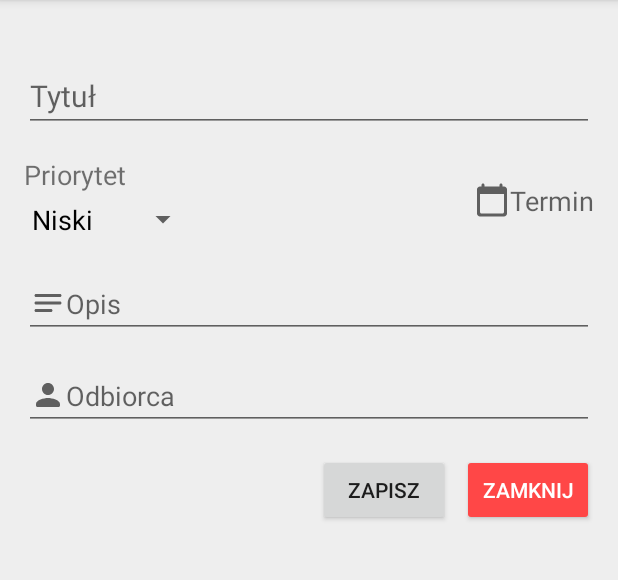
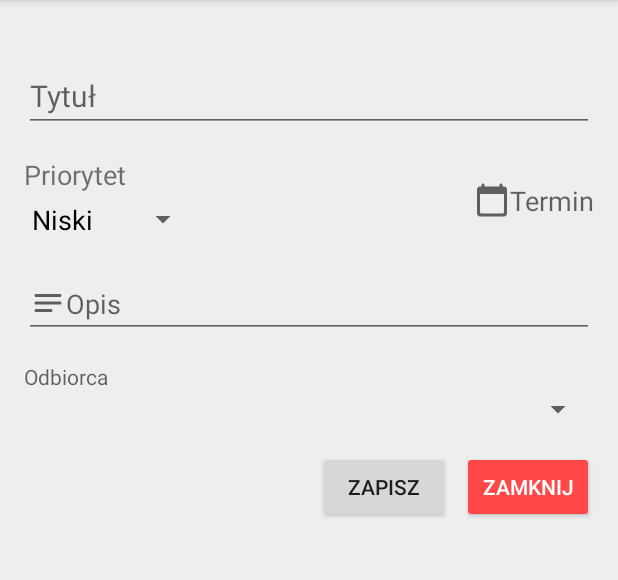
Before and after one commit to hwawrzacz/mr.Task-Android, an Android app: the screen it shows after launch (HomeScreen), after a tap on an icon or button, on a phone screen of 412 x 824 dp, the part 84-664 px from its top. Run offline under Robolectric (Android 15) with nearby library versions, the phone set to English and light mode, and no system bars.

Commit message:
Add adding task

```diff
--- a/app/src/main/java/com/example/todolist/TaskDetails.kt
+++ b/app/src/main/java/com/example/todolist/TaskDetails.kt
@@ -5,6 +5,8 @@ import android.content.DialogInterface
 import androidx.appcompat.app.AppCompatActivity
 import android.os.Bundle
 import android.widget.ArrayAdapter
+import com.example.todolist.enums.Priority
+import com.example.todolist.enums.Status
 import com.example.todolist.model.dal.DBHelper
 import com.example.todolist.model.*
 import com.google.android.material.snackbar.Snackbar
--- /dev/null
+++ b/app/src/main/java/com/example/todolist/enums/Enums.kt
@@ -0,0 +1,27 @@
+package com.example.todolist.enums
+
+import com.google.gson.annotations.SerializedName
+
+    enum class ResponseCode(val value: String) {
+    SAVE_OK("SAVE_OK"),
+    SAVE_FAILED("SAVE_FAILED"),
+    ALREADY_EXISTS("ALREADY_EXISTS")
+}
+
+enum class Priority(val value: String) {
+    @SerializedName("Wysoki")
+    HIGH("Wysoki"),
+    @SerializedName("Średni")
+    MEDIUM("Średni"),
+    @SerializedName("Niski")
+    LOW("Niski")
+}
+
+enum class Status(val value: String) {
+    @SerializedName("Nowe")
+    NEW("Nowe"),
+    @SerializedName("W trakcie")
+    ASSIGNED("W trakcie"),
+    @SerializedName("Zakończone")
+    FINISHED("Zakończone")
+}
--- a/app/src/main/java/com/example/todolist/model/Task.kt
+++ b/app/src/main/java/com/example/todolist/model/Task.kt
@@ -1,5 +1,7 @@
 package com.example.todolist.model
 
+import com.example.todolist.enums.Priority
+import com.example.todolist.enums.Status
 import com.google.gson.annotations.SerializedName
 
 class Task(@SerializedName("id")
@@ -26,23 +28,6 @@ class Task(@SerializedName("id")
     }
 }
 
-enum class Priority(val value: String) {
-    @SerializedName("Wysoki")
-    HIGH("Wysoki"),
-    @SerializedName("Średni")
-    MEDIUM("Średni"),
-    @SerializedName("Niski")
-    LOW("Niski")
-}
-
-enum class Status(val value: String) {
-    @SerializedName("Nowe")
-    NEW("Nowe"),
-    @SerializedName("W trakcie")
-    ASSIGNED("W trakcie"),
-    @SerializedName("Zakończone")
-    FINISHED("Zakończone")
-}
 
 fun parseStatus(rawValue: String): Status {
     var status = Status.NEW
@@ -59,7 +44,7 @@ fun parseStatus(rawValue: String): Status {
     return status
 }
 
-fun parsePriority(rawValue: String): Priority{
+fun parsePriority(rawValue: String): Priority {
     var priority = Priority.LOW
 
     when (rawValue) {
--- a/app/src/main/java/com/example/todolist/model/User.kt
+++ b/app/src/main/java/com/example/todolist/model/User.kt
@@ -13,6 +13,6 @@ class User (
     var password: String?) {
 
     override fun toString(): String {
-        return "${this.login}: ${this.firstName} ${this.lastName} ${this.password}"
+        return this.login
     }
 }
--- a/app/src/main/java/com/example/todolist/model/dal/TaskAPI/TaskService.kt
+++ b/app/src/main/java/com/example/todolist/model/dal/TaskAPI/TaskService.kt
@@ -1,5 +1,6 @@
 package com.example.todolist.model.dal.TaskAPI
 
+import com.example.todolist.enums.ResponseCode
 import com.example.todolist.model.Task
 import retrofit2.Call
 import retrofit2.http.Body
@@ -24,7 +25,7 @@ interface TaskService {
     fun getTasksByTitle(@Path("fragTitle") fragTitle: String): Call<List<Task>>
 
     @POST("/tasks/add")
-    fun createTask(@Body task: Task): Call<String>
+    fun createTask(@Body task: Task): Call<ResponseCode>
 
     @POST("/tasks/delete")
     fun deleteTask(@Body task: Task): Call<String>
--- a/app/src/main/java/com/example/todolist/model/dal/UserAPI/UserAPI.kt
+++ b/app/src/main/java/com/example/todolist/model/dal/UserAPI/UserAPI.kt
@@ -30,7 +30,6 @@ class UserAPI {
 
         call.enqueue(object : Callback<Boolean> {
             override fun onResponse(call: Call<Boolean>, response: Response<Boolean>) {
-                Log.i("schab" , "User API Response")
                 if (response.isSuccessful) {
                     loginUserExists.value = response!!.body()!!
                 }
@@ -61,6 +60,24 @@ class UserAPI {
         return status
     }
 
+    fun getAllUsers(): MutableLiveData<List<User>> {
+        var usersLogins = MutableLiveData<List<User>>()
+        val call = service.getAllUsers()
+
+        call.enqueue(object : Callback<List<User>> {
+            override fun onResponse(call: Call<List<User>>, response: Response<List<User>>) {
+                if (response.isSuccessful) {
+                    usersLogins.value = response!!.body()!!
+                }
+            }
+            override fun onFailure(call: Call<List<User>>, t: Throwable) {
+                Log.i("schab" , "User API Error $t")
+            }
+        })
+
+        return usersLogins
+    }
+
     fun searchUser(fragName: String): MutableLiveData<List<User>> {
         var listMatchingUsers = MutableLiveData<List<User>>()
         val call = service.searchUser(fragName)
@@ -69,11 +86,11 @@ class UserAPI {
             override fun onResponse(call: Call<List<User>>, response: Response<List<User>>) {
                 if (response.isSuccessful) {
                     listMatchingUsers.value = response!!.body()!!
-                    Log.i("users", listMatchingUsers.value.toString())
+                    Log.i("schab", listMatchingUsers.value.toString())
                 }
             }
             override fun onFailure(call: Call<List<User>>, t: Throwable) {
-                Log.v("SEARCH USER API ERROR", t.toString())
+                Log.v("schab", t.toString())
             }
         })
 
--- a/app/src/main/java/com/example/todolist/model/dal/UserAPI/UserService.kt
+++ b/app/src/main/java/com/example/todolist/model/dal/UserAPI/UserService.kt
@@ -15,4 +15,7 @@ interface UserService {
     @GET("users/search/{fragName}")
     fun searchUser(@Path("fragName") fragName: String): Call<List<User>>
 
+    @GET("users/all")
+    fun getAllUsers(): Call<List<User>>
+
 }
--- a/app/src/main/java/com/example/todolist/model/repositories/TaskRepository.kt
+++ b/app/src/main/java/com/example/todolist/model/repositories/TaskRepository.kt
@@ -1,12 +1,11 @@
 package com.example.todolist.model.repositories
 
 import android.util.Log
-import androidx.lifecycle.LiveData
 import androidx.lifecycle.MutableLiveData
-import com.example.todolist.model.LoginUser
+import com.example.todolist.enums.ResponseCode
 import com.example.todolist.model.Task
 import com.example.todolist.model.dal.TaskAPI.TaskAPI
-import com.example.todolist.model.dal.UserAPI.UserAPI
+
 class TaskRepository {
     companion object {
         private var instance: TaskRepository? = null
@@ -19,14 +18,13 @@ class TaskRepository {
     }
 
     private val taskApi = TaskAPI()
-//    private val taskApi = UserAPI()
+
+    fun createNewTask(newTask: Task): MutableLiveData<ResponseCode> {
+        Log.i("schab", "taskRepository add")
+        return this.taskApi.createTask(newTask)
+    }
 
     fun getAllTasks(): MutableLiveData<List<Task>> {
-        Log.i("schab", "Repository")
         return taskApi.getAllTasks()
-//        val loginUser = LoginUser("hubwaw", "qwerty123")
-//        taskApi.loginUser(loginUser)
-//        val ld = MutableLiveData<List<Task>>()
-//        return ld
     }
 }
--- a/app/src/main/java/com/example/todolist/model/repositories/UserRepository.kt
+++ b/app/src/main/java/com/example/todolist/model/repositories/UserRepository.kt
@@ -1,5 +1,6 @@
 package com.example.todolist.model.repositories
 
+import android.util.Log
 import androidx.lifecycle.MutableLiveData
 import com.example.todolist.model.LoginUser
 import com.example.todolist.model.User
@@ -31,4 +32,8 @@ class UserRepository {
     fun searchUser(fragName: String): MutableLiveData<List<User>> {
         return userAPI.searchUser(fragName)
     }
+
+    fun getAllUsers(): MutableLiveData<List<User>> {
+        return this.userAPI.getAllUsers()
+    }
 }
--- a/app/src/main/java/com/example/todolist/ui/edit_task/EditTaskViewModel.kt
+++ b/app/src/main/java/com/example/todolist/ui/edit_task/EditTaskViewModel.kt
@@ -1,26 +1,51 @@
 package com.example.todolist.ui.edit_task
 
 import android.security.ConfirmationAlreadyPresentingException
+import android.util.Log
+import androidx.lifecycle.LiveData
 import androidx.lifecycle.MutableLiveData
 import androidx.lifecycle.ViewModel
-import com.example.todolist.model.Priority
+import com.example.todolist.enums.Priority
+import com.example.todolist.enums.ResponseCode
+import com.example.todolist.model.Task
+import com.example.todolist.model.User
+import com.example.todolist.model.dal.TaskAPI.TaskAPI
+import com.example.todolist.model.repositories.TaskRepository
+import com.example.todolist.model.repositories.UserRepository
 import java.io.FileDescriptor
 import java.time.Year
 import java.util.*
 
 class EditTaskViewModel: ViewModel() {
+    val taskRepository = TaskRepository()
+    val userRepository = UserRepository()
+
+    var title = MutableLiveData<String>()
+    var priority = MutableLiveData<Priority>()
+    var expirationDate = MutableLiveData<Date>()
+    var description = MutableLiveData<String>()
+    var receiverLogin = MutableLiveData<String>()
+    var receiver = MutableLiveData<User>()
+
     var isTitleValid = MutableLiveData<Boolean>()
     var isDateValid = MutableLiveData<Boolean>()
-    var isReceiverValid = MutableLiveData<Boolean>()
+    var isFormValid = MutableLiveData<Boolean>()
 
-    var title = ""
-    var priority = Priority.LOW
-    var expirationDate = Date()
-    var description = ""
-    var receiverLogin = ""
+    init {
+        this.title.value = ""
+        this.priority.value = Priority.LOW
+        this.expirationDate.value = Date()
+        this.description.value = ""
+        this.receiverLogin.value = ""
+    }
 
-    fun createNewTask() {
+    fun createNewTask(newTask: Task): LiveData<ResponseCode> {
+        Log.i("schab", "ViewModel addTask")
+        return this.taskRepository.createNewTask(newTask)
+    }
 
+    fun getAllUsers(): LiveData<List<User>>{
+        return this.userRepository.getAllUsers()
     }
 
     fun updateTask() {
@@ -36,7 +61,7 @@ class EditTaskViewModel: ViewModel() {
     }
 
     private fun validateTitle() {
-        this.isTitleValid.value = this.title.isNullOrEmpty()
+        this.isTitleValid.value = this.title.value.isNullOrEmpty()
     }
 
     private fun validateExpirationDate() {
--- a/app/src/main/java/com/example/todolist/ui/home_screen/HomeScreenFragment.kt
+++ b/app/src/main/java/com/example/todolist/ui/home_screen/HomeScreenFragment.kt
@@ -16,9 +16,7 @@ import com.example.todolist.R
 import com.example.todolist.model.dal.DBHelper
 import com.example.todolist.ui.edit_task.EditTaskFragment
 import com.example.todolist.model.Task
-import com.example.todolist.ui.edit_task.EditTaskViewModelFactory
 import com.example.todolist.ui.recyclerViewAdapters.TaskListAdapter
-import com.google.android.material.snackbar.Snackbar
 import kotlinx.android.synthetic.main.home_screen.*
 import kotlinx.android.synthetic.main.home_screen.view.*
 
@@ -40,7 +38,6 @@ class HomeScreenFragment : Fragment() {
 
         createViewModel()
         bindViewModelFields()
-        refreshListFromApi()
 //        refreshList(view)
 
         return view
@@ -79,7 +76,6 @@ class HomeScreenFragment : Fragment() {
         this.homeScreenViewModel.getAllFromApi().observe(this, Observer {
             if ( it !== null ) {
                 refreshList(it)
-                Log.i("schab", "list received ${it}")
             }
             else {
                 displayErrorMessage()
@@ -87,12 +83,7 @@ class HomeScreenFragment : Fragment() {
         })
     }
 
-    private fun refreshListFromApi() {
-        this.homeScreenViewModel.getAllFromApi()
-    }
-
     private fun refreshList(listOfTasks: List<Task>) {
-        Log.i("schab", "success")
         val adapter = TaskListAdapter(activity as Context, listOfTasks)
         task_list?.layoutManager = androidx.recyclerview.widget.LinearLayoutManager(context, RecyclerView.VERTICAL, false)
         task_list?.adapter = adapter
--- a/app/src/main/java/com/example/todolist/ui/home_screen/HomeScreenViewModel.kt
+++ b/app/src/main/java/com/example/todolist/ui/home_screen/HomeScreenViewModel.kt
@@ -12,7 +12,6 @@ class HomeScreenViewModel: ViewModel() {
     private val repository = TaskRepository.getInstance()
 
     fun getAllFromApi(): LiveData<List<Task>>{
-        Log.i("schab", "ViewModel")
         return this.repository.getAllTasks()
     }
 }
--- a/app/src/main/res/layout/fragment_edit_task.xml
+++ b/app/src/main/res/layout/fragment_edit_task.xml
@@ -96,8 +96,20 @@
         app:layout_constraintTop_toBottomOf="@+id/priority_wrapper"
         app:layout_constraintVertical_bias="0.0" />
 
-    <EditText
-        android:id="@+id/task_receiver"
+    <TextView
+        android:id="@+id/receiver_label"
+        android:layout_width="match_parent"
+        android:layout_height="wrap_content"
+        android:layout_marginTop="16dp"
+        android:hint="@string/task_placeholder_receiver"
+        app:layout_constraintBottom_toBottomOf="parent"
+        app:layout_constraintEnd_toEndOf="@+id/task_description"
+        app:layout_constraintStart_toStartOf="@+id/task_description"
+        app:layout_constraintTop_toBottomOf="@+id/task_description"
+        app:layout_constraintVertical_bias="0.0" />
+
+    <Spinner
+        android:id="@+id/receiver_spinner"
         android:layout_width="match_parent"
         android:layout_height="wrap_content"
         android:maxHeight="200dp"
@@ -105,11 +117,10 @@
         android:textSize="18sp"
         android:drawableLeft="@drawable/round_person_24"
         android:inputType="textCapSentences|textMultiLine"
-        android:layout_marginTop="16dp"
         app:layout_constraintBottom_toBottomOf="parent"
-        app:layout_constraintEnd_toEndOf="@+id/task_description"
-        app:layout_constraintStart_toStartOf="@+id/task_description"
-        app:layout_constraintTop_toBottomOf="@+id/task_description"
+        app:layout_constraintEnd_toEndOf="@+id/receiver_label"
+        app:layout_constraintStart_toStartOf="@+id/receiver_label"
+        app:layout_constraintTop_toBottomOf="@+id/receiver_label"
         app:layout_constraintVertical_bias="0.0" />
 
 
@@ -120,10 +131,10 @@
         android:layout_marginTop="16dp"
         android:text="@string/button_close_text"
         app:layout_constraintBottom_toBottomOf="parent"
-        app:layout_constraintEnd_toEndOf="@+id/task_receiver"
+        app:layout_constraintEnd_toEndOf="@+id/receiver_spinner"
         app:layout_constraintHorizontal_bias="1.0"
-        app:layout_constraintStart_toStartOf="@+id/task_receiver"
-        app:layout_constraintTop_toBottomOf="@+id/task_receiver"
+        app:layout_constraintStart_toStartOf="@+id/receiver_spinner"
+        app:layout_constraintTop_toBottomOf="@+id/receiver_spinner"
         app:layout_constraintVertical_bias="0.0"
         android:backgroundTint="@color/colorWarning"
         android:textColor="@color/TextOnWarning" />
@@ -138,8 +149,8 @@
         app:layout_constraintBottom_toBottomOf="parent"
         app:layout_constraintEnd_toStartOf="@+id/button_cancel"
         app:layout_constraintHorizontal_bias="1.0"
-        app:layout_constraintStart_toStartOf="@+id/task_receiver"
-        app:layout_constraintTop_toBottomOf="@+id/task_receiver"
+        app:layout_constraintStart_toStartOf="@+id/receiver_spinner"
+        app:layout_constraintTop_toBottomOf="@+id/receiver_spinner"
         app:layout_constraintVertical_bias="0.0" />
 
 
--- a/app/src/main/res/values/strings.xml
+++ b/app/src/main/res/values/strings.xml
@@ -60,6 +60,8 @@
     <string name="button_update_text">Zaktualizuj</string>
     <!-- End of buttons -->
 
+
+
     <!--Common-->
     <string name="common_title">Tytuł</string>
     <string name="common_priority">Priorytet</string>
@@ -73,11 +75,17 @@
     <string name="not_all_fields_are_valid">Nie podano wszystkich danych</string>
     <string name="confirm">Potwierdź</string>
     <string name="question_confirm_delete_task">Czy na pewno chcesz usunąć zadanie?</string>
-    <!-- Messages -->
 
-    <!-- Actions -->
+        <!-- Errors -->
+        <string name="error_while_processing">Podczas przetwarzania wystąpił problem</string>
+        <string name="error_while_adding_task">Podczas dodawania zadania wystąpił problem</string>
+        <string name="error_task_already_exists">Takie zadanie już istnieje</string>
+    <!-- End of messages -->
+
+    <!-- Buttons actions -->
     <string name="button_action_positive">Tak</string>
     <string name="button_action_negative">Nie</string>
     <string name="button_action_cancel">Anuluj</string>
+    <!-- End of buttons actions -->
 
 </resources>
```
Also changed, not shown: app/src/main/java/com/example/todolist/model/dal/TaskAPI/TaskAPI.kt (+9 -8 lines), app/src/main/java/com/example/todolist/ui/edit_task/DatePickerFragment.kt (+11 -3 lines), app/src/main/java/com/example/todolist/ui/edit_task/EditTaskFragment.kt (+80 -33 lines), app/src/main/java/com/example/todolist/ui/recyclerViewAdapters/TaskListAdapter.kt (+9 -9 lines).
